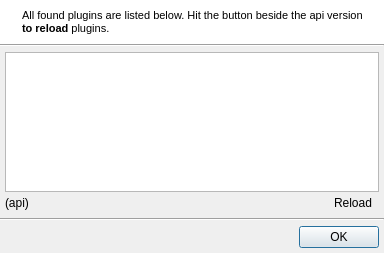
The window that uman/src/plugins/QUPluginDialog.ui (UltraStar-Deluxe/UltraStar-Manager) describes before a commit, drawn with Qt 5.
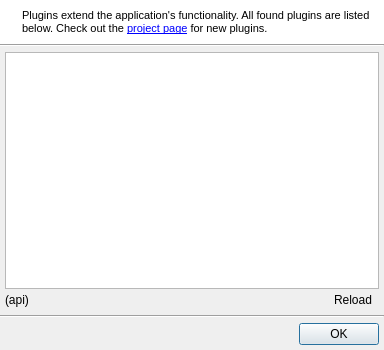
The same window after the commit. Icons and pictures are not drawn.

Commit message: - finished redesign of plugin dialog for now

```diff
--- a/uman/src/plugins/QUPluginDialog.ui
+++ b/uman/src/plugins/QUPluginDialog.ui
@@ -7,7 +7,7 @@
     <x>0</x>
     <y>0</y>
     <width>384</width>
-    <height>253</height>
+    <height>350</height>
    </rect>
   </property>
   <property name="windowTitle">
@@ -123,7 +123,7 @@
 &lt;html&gt;&lt;head&gt;&lt;meta name=&quot;qrichtext&quot; content=&quot;1&quot; /&gt;&lt;style type=&quot;text/css&quot;&gt;
 p, li { white-space: pre-wrap; }
 &lt;/style&gt;&lt;/head&gt;&lt;body style=&quot; font-family:'MS Shell Dlg 2'; font-size:8.25pt; font-weight:400; font-style:normal;&quot;&gt;
-&lt;p style=&quot; margin-top:0px; margin-bottom:0px; margin-left:0px; margin-right:0px; -qt-block-indent:0; text-indent:0px;&quot;&gt;&lt;span style=&quot; font-size:8pt;&quot;&gt;All found plugins are listed below. Hit the button beside the api version &lt;/span&gt;&lt;span style=&quot; font-size:8pt; font-weight:600;&quot;&gt;to reload&lt;/span&gt;&lt;span style=&quot; font-size:8pt;&quot;&gt; plugins.&lt;/span&gt;&lt;/p&gt;&lt;/body&gt;&lt;/html&gt;</string>
+&lt;p style=&quot; margin-top:0px; margin-bottom:0px; margin-left:0px; margin-right:0px; -qt-block-indent:0; text-indent:0px;&quot;&gt;&lt;span style=&quot; font-size:8pt;&quot;&gt;Plugins extend the application's functionality. All found plugins are listed below. Check out the &lt;/span&gt;&lt;a href=&quot;http://sf.net/projects/uman&quot;&gt;&lt;span style=&quot; font-size:8pt; text-decoration: underline; color:#0000ff;&quot;&gt;project page&lt;/span&gt;&lt;/a&gt;&lt;span style=&quot; font-size:8pt;&quot;&gt; for new plugins.&lt;/span&gt;&lt;/p&gt;&lt;/body&gt;&lt;/html&gt;</string>
         </property>
         <property name="alignment">
          <set>Qt::AlignLeading|Qt::AlignLeft|Qt::AlignTop</set>
@@ -188,6 +188,9 @@
           <iconset resource="../resources/uman.qrc">
            <normaloff>:/control/refresh.png</normaloff>:/control/refresh.png</iconset>
          </property>
+         <property name="toolButtonStyle">
+          <enum>Qt::ToolButtonTextBesideIcon</enum>
+         </property>
          <property name="autoRaise">
           <bool>true</bool>
          </property>
```
Left out of the diff: 3 changed lines with no effect on the pictures. The commit also changes 19 other files.
